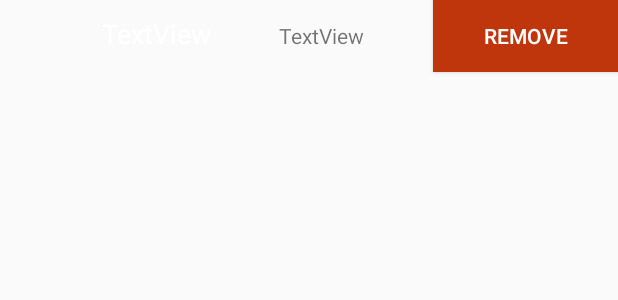
After one commit to ronanlina/NumberGuess, an Android app: the layout existing_prefix_list.xml on its own in the app's theme, with its tools: preview values and no code run, on a phone screen of 412 x 824 dp. The commit adds this screen. Shown: the top 300 px of the screen. Run offline under Robolectric (Android 15) with nearby library versions, the phone set to English and light mode, and no system bars; Roboto replaces fonts that are not available here.

Commit message:
#displays all in list

```diff
--- /dev/null
+++ b/app/src/main/res/layout/existing_prefix_list.xml
@@ -0,0 +1,35 @@
+<?xml version="1.0" encoding="utf-8"?>
+<LinearLayout xmlns:android="http://schemas.android.com/apk/res/android"
+    android:layout_width="match_parent"
+    android:layout_height="match_parent">
+
+
+    <TextView
+        android:id="@+id/sim"
+        android:layout_width="25dp"
+        android:layout_height="wrap_content"
+        android:layout_weight="1"
+        android:text="TextView"
+        android:textAlignment="textEnd"
+        android:textColor="@android:color/white"
+        android:textSize="18sp" />
+
+    <TextView
+        android:id="@+id/prefix"
+        android:layout_width="34dp"
+        android:layout_height="wrap_content"
+        android:layout_weight="1"
+        android:text="TextView"
+        android:textAlignment="center"
+        android:textSize="14sp" />
+
+    <Button
+        android:id="@+id/remove"
+        android:layout_width="8dp"
+        android:layout_height="wrap_content"
+        android:layout_weight="1"
+        android:background="@color/colorPrimaryDark"
+        android:text="Remove"
+        android:textColor="@android:color/white" />
+
+</LinearLayout>
```
Also changed, not shown: app/src/main/java/com/example/connivingdog/numberguess/AddSimPref.kt (+22 -66 lines), app/src/main/java/com/example/connivingdog/numberguess/PrefixListAdapter.java (added, +126 -0 lines), app/src/main/java/com/example/connivingdog/numberguess/SimPrefixAdapter.java (added, +52 -0 lines), app/src/main/res/layout/activity_add_sim_pref.xml (+11 -0 lines).
